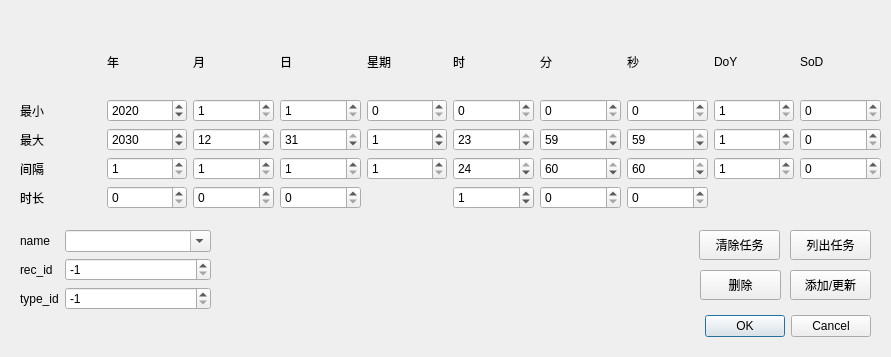
This is Qt_GUI/add_task_gen/dialog.ui in XuHg-zjcn/time-manager as Qt 5 draws it before an edit. The edited form follows.
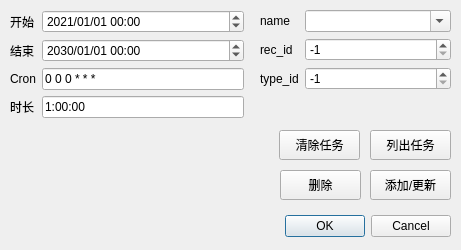
This is the edited form.

Commit message: use module croniter, CronPointGen instead DatetimePointGen

```diff
--- a/Qt_GUI/add_task_gen/dialog.ui
+++ b/Qt_GUI/add_task_gen/dialog.ui
@@ -6,8 +6,8 @@
    <rect>
     <x>0</x>
     <y>0</y>
-    <width>891</width>
-    <height>357</height>
+    <width>461</width>
+    <height>250</height>
    </rect>
   </property>
   <property name="windowTitle">
@@ -16,8 +16,8 @@
   <widget class="QDialogButtonBox" name="buttonBox">
    <property name="geometry">
     <rect>
-     <x>700</x>
-     <y>310</y>
+     <x>280</x>
+     <y>210</y>
      <width>171</width>
      <height>32</height>
     </rect>
@@ -29,512 +29,11 @@
     <set>QDialogButtonBox::Cancel|QDialogButtonBox::Ok</set>
    </property>
   </widget>
-  <widget class="QWidget" name="gridLayoutWidget">
-   <property name="geometry">
-    <rect>
-     <x>20</x>
-     <y>30</y>
-     <width>861</width>
-     <height>179</height>
-    </rect>
-   </property>
-   <layout class="QGridLayout" name="gridLayout">
-    <item row="2" column="7">
-     <widget class="QSpinBox" name="sec_max">
-      <property name="maximum">
-       <number>59</number>
-      </property>
-      <property name="value">
-       <number>59</number>
-      </property>
-     </widget>
-    </item>
-    <item row="0" column="4">
-     <widget class="QLabel" name="week_label">
-      <property name="text">
-       <string>星期</string>
-      </property>
-     </widget>
-    </item>
-    <item row="4" column="0">
-     <widget class="QLabel" name="t_long_label">
-      <property name="text">
-       <string>时长</string>
-      </property>
-     </widget>
-    </item>
-    <item row="3" column="7">
-     <widget class="QSpinBox" name="sec_period">
-      <property name="suffix">
-       <string/>
-      </property>
-      <property name="prefix">
-       <string/>
-      </property>
-      <property name="minimum">
-       <number>1</number>
-      </property>
-      <property name="maximum">
-       <number>60</number>
-      </property>
-      <property name="value">
-       <number>60</number>
-      </property>
-     </widget>
-    </item>
-    <item row="3" column="0">
-     <widget class="QLabel" name="period_label">
-      <property name="text">
-       <string>间隔</string>
-      </property>
-     </widget>
-    </item>
-    <item row="0" column="8">
-     <widget class="QLabel" name="doy_label">
-      <property name="text">
-       <string>DoY</string>
-      </property>
-     </widget>
-    </item>
-    <item row="1" column="6">
-     <widget class="QSpinBox" name="minu_min">
-      <property name="maximum">
-       <number>60</number>
-      </property>
-     </widget>
-    </item>
-    <item row="0" column="2">
-     <widget class="QLabel" name="mon_label">
-      <property name="text">
-       <string>月</string>
-      </property>
-     </widget>
-    </item>
-    <item row="4" column="2">
-     <widget class="QSpinBox" name="mon_long">
-      <property name="minimum">
-       <number>0</number>
-      </property>
-      <property name="maximum">
-       <number>12</number>
-      </property>
-      <property name="value">
-       <number>0</number>
-      </property>
-     </widget>
-    </item>
-    <item row="2" column="5">
-     <widget class="QSpinBox" name="hour_max">
-      <property name="maximum">
-       <number>23</number>
-      </property>
-      <property name="value">
-       <number>23</number>
-      </property>
-     </widget>
-    </item>
-    <item row="4" column="3">
-     <widget class="QSpinBox" name="day_long">
-      <property name="minimum">
-       <number>0</number>
-      </property>
-      <property name="maximum">
-       <number>31</number>
-      </property>
-      <property name="value">
-       <number>0</number>
-      </property>
-     </widget>
-    </item>
-    <item row="1" column="1">
-     <widget class="QSpinBox" name="year_min">
-      <property name="minimum">
-       <number>1970</number>
-      </property>
-      <property name="maximum">
-       <number>9999</number>
-      </property>
-      <property name="value">
-       <number>2020</number>
-      </property>
-     </widget>
-    </item>
-    <item row="1" column="7">
-     <widget class="QSpinBox" name="sec_min"/>
-    </item>
-    <item row="1" column="4">
-     <widget class="QSpinBox" name="week_min">
-      <property name="minimum">
-       <number>0</number>
-      </property>
-      <property name="maximum">
-       <number>7</number>
-      </property>
-      <property name="value">
-       <number>0</number>
-      </property>
-     </widget>
-    </item>
-    <item row="1" column="3">
-     <widget class="QSpinBox" name="day_min">
-      <property name="minimum">
-       <number>1</number>
-      </property>
-      <property name="maximum">
-       <number>31</number>
-      </property>
-     </widget>
-    </item>
-    <item row="3" column="6">
-     <widget class="QSpinBox" name="minu_period">
-      <property name="minimum">
-       <number>1</number>
-      </property>
-      <property name="maximum">
-       <number>60</number>
-      </property>
-      <property name="value">
-       <number>60</number>
-      </property>
-     </widget>
-    </item>
-    <item row="3" column="2">
-     <widget class="QSpinBox" name="mon_period">
-      <property name="minimum">
-       <number>1</number>
-      </property>
-      <property name="maximum">
-       <number>12</number>
-      </property>
-     </widget>
-    </item>
-    <item row="1" column="2">
-     <widget class="QSpinBox" name="mon_min">
-      <property name="minimum">
-       <number>1</number>
-      </property>
-      <property name="maximum">
-       <number>12</number>
-      </property>
-     </widget>
-    </item>
-    <item row="2" column="3">
-     <widget class="QSpinBox" name="day_max">
-      <property name="minimum">
-       <number>1</number>
-      </property>
-      <property name="maximum">
-       <number>31</number>
-      </property>
-      <property name="value">
-       <number>31</number>
-      </property>
-     </widget>
-    </item>
-    <item row="3" column="5">
-     <widget class="QSpinBox" name="hour_period">
-      <property name="minimum">
-       <number>1</number>
-      </property>
-      <property name="maximum">
-       <number>24</number>
-      </property>
-      <property name="value">
-       <number>24</number>
-      </property>
-     </widget>
-    </item>
-    <item row="4" column="1">
-     <widget class="QSpinBox" name="year_long">
-      <property name="minimum">
-       <number>0</number>
-      </property>
-      <property name="maximum">
-       <number>9999</number>
-      </property>
-      <property name="value">
-       <number>0</number>
-      </property>
-     </widget>
-    </item>
-    <item row="0" column="6">
-     <widget class="QLabel" name="minu_label">
-      <property name="text">
-       <string>分</string>
-      </property>
-     </widget>
-    </item>
-    <item row="4" column="6">
-     <widget class="QSpinBox" name="minu_long">
-      <property name="minimum">
-       <number>0</number>
-      </property>
-      <property name="maximum">
-       <number>59</number>
-      </property>
-      <property name="value">
-       <number>0</number>
-      </property>
-     </widget>
-    </item>
-    <item row="2" column="4">
-     <widget class="QSpinBox" name="week_max">
-      <property name="minimum">
-       <number>0</number>
-      </property>
-      <property name="maximum">
-       <number>7</number>
-      </property>
-      <property name="value">
-       <number>1</number>
-      </property>
-     </widget>
-    </item>
-    <item row="2" column="1">
-     <widget class="QSpinBox" name="year_max">
-      <property name="minimum">
-       <number>1970</number>
-      </property>
-      <property name="maximum">
-       <number>9999</number>
-      </property>
-      <property name="singleStep">
-       <number>1</number>
-      </property>
-      <property name="value">
-       <number>2030</number>
-      </property>
-     </widget>
-    </item>
-    <item row="4" column="5">
-     <widget class="QSpinBox" name="hour_long">
-      <property name="minimum">
-       <number>0</number>
-      </property>
-      <property name="maximum">
-       <number>23</number>
-      </property>
-      <property name="value">
-       <number>1</number>
-      </property>
-     </widget>
-    </item>
-    <item row="0" column="5">
-     <widget class="QLabel" name="hour_label">
-      <property name="text">
-       <string>时</string>
-      </property>
-     </widget>
-    </item>
-    <item row="1" column="0">
-     <widget class="QLabel" name="min_label">
-      <property name="text">
-       <string>最小</string>
-      </property>
-     </widget>
-    </item>
-    <item row="1" column="5">
-     <widget class="QSpinBox" name="hour_min">
-      <property name="maximum">
-       <number>24</number>
-      </property>
-     </widget>
-    </item>
-    <item row="2" column="0">
-     <widget class="QLabel" name="max_label">
-      <property name="text">
-       <string>最大</string>
-      </property>
-     </widget>
-    </item>
-    <item row="4" column="7">
-     <widget class="QSpinBox" name="sec_long">
-      <property name="minimum">
-       <number>0</number>
-      </property>
-      <property name="maximum">
-       <number>59</number>
-      </property>
-      <property name="value">
-       <number>0</number>
-      </property>
-     </widget>
-    </item>
-    <item row="3" column="4">
-     <widget class="QSpinBox" name="week_period">
-      <property name="minimum">
-       <number>1</number>
-      </property>
-      <property name="maximum">
-       <number>7</number>
-      </property>
-     </widget>
-    </item>
-    <item row="2" column="6">
-     <widget class="QSpinBox" name="minu_max">
-      <property name="maximum">
-       <number>59</number>
-      </property>
-      <property name="value">
-       <number>59</number>
-      </property>
-     </widget>
-    </item>
-    <item row="3" column="1">
-     <widget class="QSpinBox" name="year_period">
-      <property name="minimum">
-       <number>1</number>
-      </property>
-      <property name="maximum">
-       <number>9999</number>
-      </property>
-     </widget>
-    </item>
-    <item row="0" column="7">
-     <widget class="QLabel" name="sec_label">
-      <property name="text">
-       <string>秒</string>
-      </property>
-     </widget>
-    </item>
-    <item row="3" column="3">
-     <widget class="QSpinBox" name="day_period">
-      <property name="minimum">
-       <number>1</number>
-      </property>
-      <property name="maximum">
-       <number>31</number>
-      </property>
-     </widget>
-    </item>
-    <item row="0" column="3">
-     <widget class="QLabel" name="day_label">
-      <property name="text">
-       <string>日</string>
-      </property>
-     </widget>
-    </item>
-    <item row="2" column="2">
-     <widget class="QSpinBox" name="mon_max">
-      <property name="minimum">
-       <number>1</number>
-      </property>
-      <property name="maximum">
-       <number>12</number>
-      </property>
-      <property name="value">
-       <number>12</number>
-      </property>
-     </widget>
-    </item>
-    <item row="0" column="1">
-     <widget class="QLabel" name="year_label">
-      <property name="text">
-       <string>年</string>
-      </property>
-     </widget>
-    </item>
-    <item row="0" column="9">
-     <widget class="QLabel" name="sod_label">
-      <property name="text">
-       <string>SoD</string>
-      </property>
-     </widget>
-    </item>
-    <item row="3" column="8">
-     <widget class="QSpinBox" name="doy_period">
-      <property name="minimum">
-       <number>1</number>
-      </property>
-      <property name="maximum">
-       <number>366</number>
-      </property>
-      <property name="value">
-       <number>1</number>
-      </property>
-     </widget>
-    </item>
-    <item row="2" column="8">
-     <widget class="QSpinBox" name="doy_max">
-      <property name="minimum">
-       <number>1</number>
-      </property>
-      <property name="maximum">
-       <number>366</number>
-      </property>
-      <property name="value">
-       <number>1</number>
-      </property>
-     </widget>
-    </item>
-    <item row="1" column="8">
-     <widget class="QSpinBox" name="doy_min">
-      <property name="minimum">
-       <number>1</number>
-      </property>
-      <property name="maximum">
-       <number>366</number>
-      </property>
-      <property name="value">
-       <number>1</number>
-      </property>
-     </widget>
-    </item>
-    <item row="1" column="9">
-     <widget class="QSpinBox" name="sod_min">
-      <property name="minimum">
-       <number>0</number>
-      </property>
-      <property name="maximum">
-       <number>86400</number>
-      </property>
-      <property name="singleStep">
-       <number>1</number>
-      </property>
-      <property name="value">
-       <number>0</number>
-      </property>
-     </widget>
-    </item>
-    <item row="2" column="9">
-     <widget class="QSpinBox" name="sod_max">
-      <property name="minimum">
-       <number>0</number>
-      </property>
-      <property name="maximum">
-       <number>86400</number>
-      </property>
-      <property name="singleStep">
-       <number>1</number>
-      </property>
-      <property name="value">
-       <number>0</number>
-      </property>
-     </widget>
-    </item>
-    <item row="3" column="9">
-     <widget class="QSpinBox" name="sod_period">
-      <property name="minimum">
-       <number>0</number>
-      </property>
-      <property name="maximum">
-       <number>86400</number>
-      </property>
-      <property name="singleStep">
-       <number>1</number>
-      </property>
-      <property name="value">
-       <number>0</number>
-      </property>
-     </widget>
-    </item>
-   </layout>
-  </widget>
   <widget class="QWidget" name="formLayoutWidget">
    <property name="geometry">
     <rect>
-     <x>20</x>
-     <y>230</y>
+     <x>260</x>
+     <y>10</y>
      <width>191</width>
      <height>106</height>
     </rect>
@@ -593,8 +92,8 @@
   <widget class="QPushButton" name="add_to_db">
    <property name="geometry">
     <rect>
-     <x>790</x>
-     <y>270</y>
+     <x>370</x>
+     <y>170</y>
      <width>81</width>
      <height>30</height>
     </rect>
@@ -606,8 +105,8 @@
   <widget class="QPushButton" name="list_out_tasks">
    <property name="geometry">
     <rect>
-     <x>790</x>
-     <y>230</y>
+     <x>370</x>
+     <y>130</y>
      <width>81</width>
      <height>30</height>
     </rect>
@@ -619,8 +118,8 @@
   <widget class="QPushButton" name="remove_tasks">
    <property name="geometry">
     <rect>
-     <x>699</x>
-     <y>230</y>
+     <x>279</x>
+     <y>130</y>
      <width>81</width>
      <height>30</height>
     </rect>
@@ -632,8 +131,8 @@
   <widget class="QPushButton" name="delete_db">
    <property name="geometry">
     <rect>
-     <x>700</x>
-     <y>270</y>
+     <x>280</x>
+     <y>170</y>
      <width>81</width>
      <height>30</height>
     </rect>
@@ -642,6 +141,94 @@
     <string>删除</string>
    </property>
   </widget>
+  <widget class="QWidget" name="formLayoutWidget_2">
+   <property name="geometry">
+    <rect>
+     <x>10</x>
+     <y>10</y>
+     <width>234</width>
+     <height>142</height>
+    </rect>
+   </property>
+   <layout class="QFormLayout" name="formLayout_2">
+    <item row="2" column="0">
+     <widget class="QLabel" name="cron_lab">
+      <property name="text">
+       <string>Cron</string>
+      </property>
+     </widget>
+    </item>
+    <item row="0" column="0">
+     <widget class="QLabel" name="start_label">
+      <property name="text">
+       <string>开始</string>
+      </property>
+     </widget>
+    </item>
+    <item row="1" column="0">
+     <widget class="QLabel" name="stop_label">
+      <property name="text">
+       <string>结束</string>
+      </property>
+     </widget>
+    </item>
+    <item row="3" column="0">
+     <widget class="QLabel" name="time_label">
+      <property name="text">
+       <string>时长</string>
+      </property>
+     </widget>
+    </item>
+    <item row="0" column="1">
+     <widget class="QDateTimeEdit" name="start">
+      <property name="dateTime">
+       <datetime>
+        <hour>0</hour>
+        <minute>0</minute>
+        <second>0</second>
+        <year>2021</year>
+        <month>1</month>
+        <day>1</day>
+       </datetime>
+      </property>
+      <property name="displayFormat">
+       <string>yyyy/MM/dd hh:mm</string>
+      </property>
+     </widget>
+    </item>
+    <item row="1" column="1">
+     <widget class="QDateTimeEdit" name="stop">
+      <property name="dateTime">
+       <datetime>
+        <hour>0</hour>
+        <minute>0</minute>
+        <second>0</second>
+        <year>2030</year>
+        <month>1</month>
+        <day>1</day>
+       </datetime>
+      </property>
+      <property name="displayFormat">
+       <string>yyyy/MM/dd hh:mm</string>
+      </property>
+     </widget>
+    </item>
+    <item row="2" column="1">
+     <widget class="QLineEdit" name="cron_text">
+      <property name="text">
+       <string>0 0 0 * * *</string>
+      </property>
+     </widget>
+    </item>
+    <item row="3" column="1">
+     <widget class="QLineEdit" name="long_text">
+      <property name="text">
+       <string>1:00:00</string>
+      </property>
+     </widget>
+    </item>
+   </layout>
+  </widget>
  </widget>
  <resources/>
  <connections>
```
The commit also changes 3 other files.
